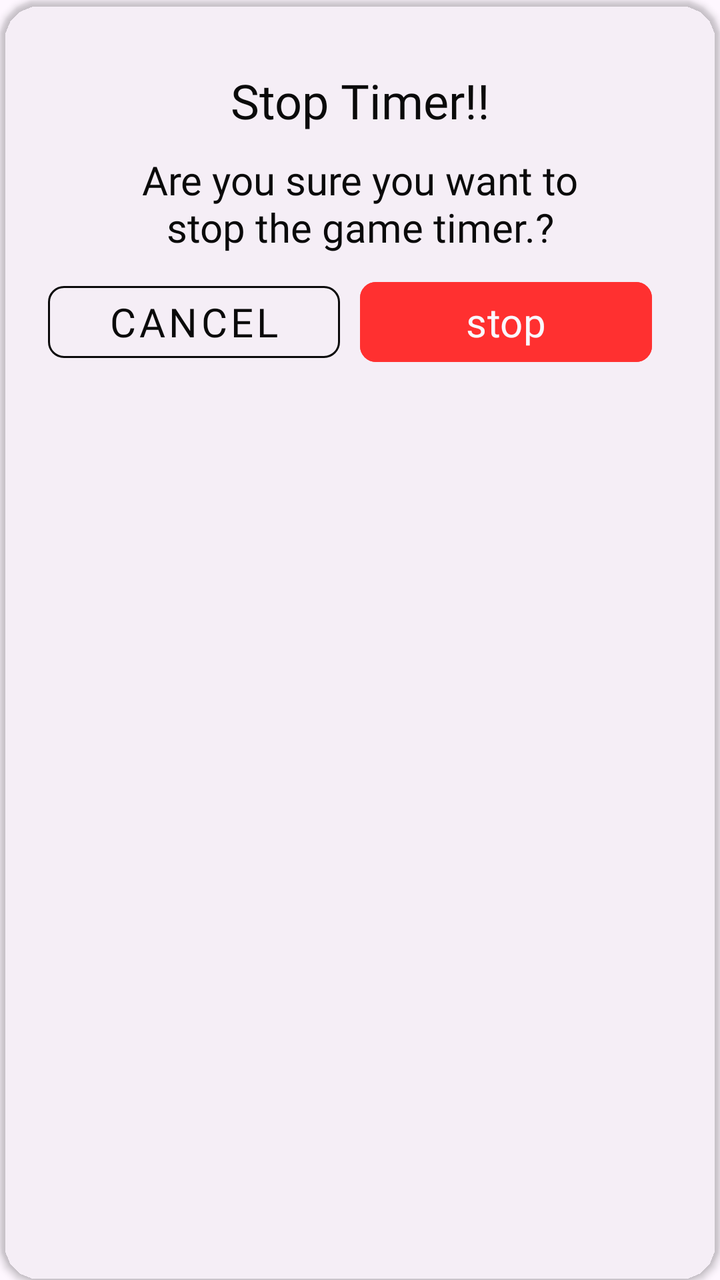
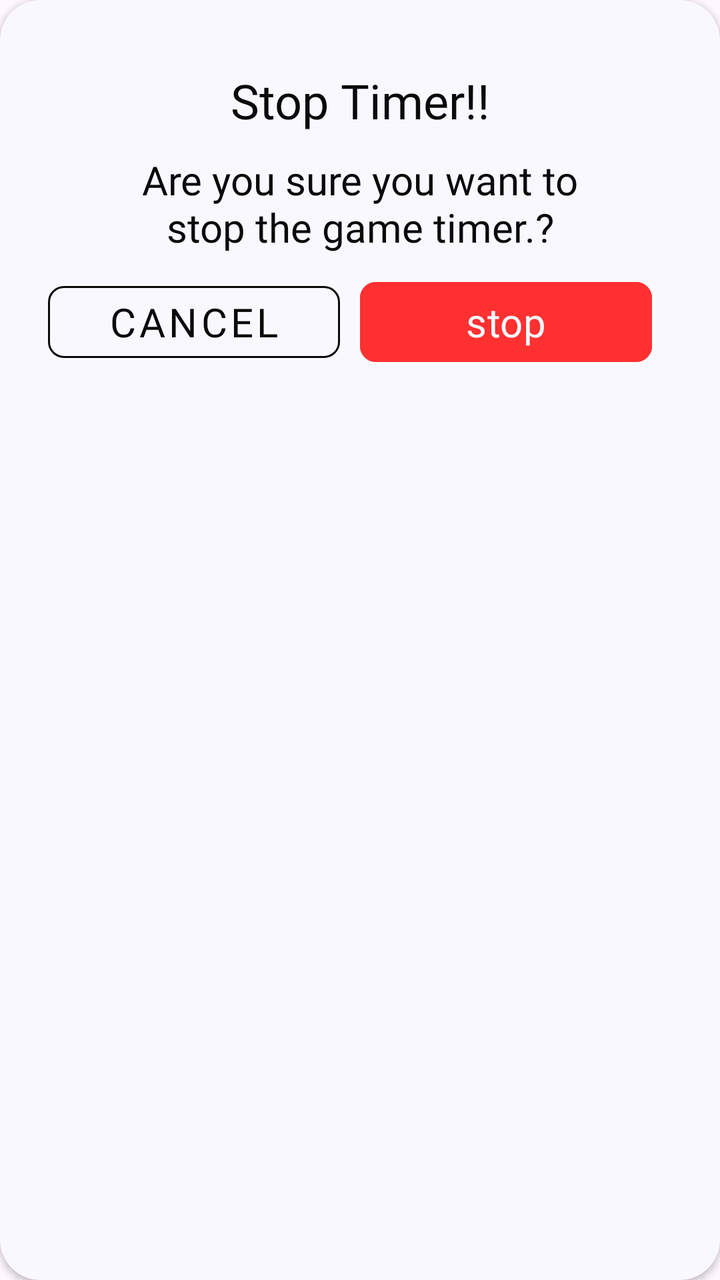

An Android layout rendered at two revisions. The XML below is the earlier revision; the diff shows what the commit changed to produce the second picture.
<!-- AndroidManifest.xml: application theme Theme.ChessTimer -->
<!-- res/layout/alert_dialog_timer_stop.xml -->
<?xml version="1.0" encoding="utf-8"?>
<androidx.cardview.widget.CardView xmlns:android="http://schemas.android.com/apk/res/android"
    xmlns:app="http://schemas.android.com/apk/res-auto"
    android:layout_width="match_parent"
    android:layout_height="wrap_content"
    app:cardBackgroundColor="@color/card_background"
    app:cardCornerRadius="20dp">

    <androidx.constraintlayout.widget.ConstraintLayout
        android:layout_width="match_parent"
        android:layout_height="wrap_content"
        android:padding="24dp">

        <TextView
            android:id="@+id/text_heading"
            android:layout_width="match_parent"
            android:layout_height="wrap_content"
            android:layout_margin="10dp"
            android:fontFamily="@font/press_start_2p"
            android:text="@string/alert_stop_timer"
            android:textAlignment="center"
            android:textColor="@color/text_color_black"
            android:textSize="24sp"
            app:layout_constraintEnd_toEndOf="parent"
            app:layout_constraintStart_toStartOf="parent"
            app:layout_constraintTop_toTopOf="parent" />

        <TextView
            android:id="@+id/text_confirmation"
            android:layout_width="match_parent"
            android:layout_height="wrap_content"
            android:layout_margin="10dp"
            android:fontFamily="@font/silkscreen"
            android:text="@string/alert_stop_confirmation"
            android:textAlignment="center"
            android:textColor="@color/text_color_black"
            android:textSize="20sp"
            app:layout_constraintEnd_toEndOf="parent"
            app:layout_constraintStart_toStartOf="parent"
            app:layout_constraintTop_toBottomOf="@id/text_heading" />

        <Button
            android:id="@+id/alert_button_cancel"
            style="@style/Widget.MaterialComponents.Button.OutlinedButton"
            android:layout_width="0dp"
            android:layout_height="wrap_content"
            android:layout_marginTop="10dp"
            android:layout_marginEnd="5dp"
            android:fontFamily="@font/silkscreen"
            android:text="@string/alert_button_cancel"
            android:textAlignment="center"
            android:textColor="@color/text_color_black"
            android:textSize="20sp"
            app:cornerRadius="8dp"
            app:layout_constraintEnd_toStartOf="@id/alert_button_stop"
            app:layout_constraintStart_toStartOf="parent"
            app:layout_constraintTop_toBottomOf="@id/text_confirmation"
            app:layout_constraintWidth_max="300dp"
            app:strokeColor="@color/stroke_black"
            app:strokeWidth="1dp" />

        <Button
            android:id="@+id/alert_button_stop"
            android:layout_width="0dp"
            android:layout_height="wrap_content"
            android:layout_marginStart="5dp"
            android:layout_marginTop="10dp"
            android:backgroundTint="@color/button_stop"
            android:fontFamily="@font/silkscreen"
            android:text="@string/stop"
            android:textAlignment="center"
            android:textColor="@color/text_color_white"
            android:textSize="20sp"
            app:cornerRadius="8dp"
            app:layout_constraintEnd_toEndOf="@id/text_confirmation"
            app:layout_constraintStart_toEndOf="@id/alert_button_cancel"
            app:layout_constraintTop_toBottomOf="@id/text_confirmation"
            app:layout_constraintWidth_max="300dp" />

    </androidx.constraintlayout.widget.ConstraintLayout>

</androidx.cardview.widget.CardView>
<!-- resources referenced by this layout -->
<resources>
  <color name="button_stop">@color/red</color>
  <color name="stroke_black">@color/black_shade1</color>
  <color name="text_color_black">@color/black_shade1</color>
  <color name="text_color_white">@color/white_shade1</color>
  <string name="alert_button_cancel">Cancel</string>
  <string name="alert_stop_confirmation">Are you sure you want to\nstop the game timer.?</string>
  <string name="alert_stop_timer">Stop Timer!!</string>
  <string name="stop">stop</string>
  <style name="Theme.ChessTimer" parent="Base.Theme.ChessTimer" />
  <color name="red">#FF3030</color>
  <color name="black_shade1">#0A0A0A</color>
  <color name="white_shade1">#FAF8FF</color>
  <style name="Base.Theme.ChessTimer" parent="Theme.Material3.Light.NoActionBar">
          
          
      </style>
</resources>

<!-- the commit's change to res/layout/alert_dialog_timer_stop.xml (unified diff, before → after) -->
@@ -3,7 +3,7 @@
     xmlns:app="http://schemas.android.com/apk/res-auto"
     android:layout_width="match_parent"
     android:layout_height="wrap_content"
-    app:cardBackgroundColor="@color/card_background"
+    app:cardBackgroundColor="@color/white_background"
     app:cardCornerRadius="20dp">
 
     <androidx.constraintlayout.widget.ConstraintLayout
<!-- resource entries referenced after the edit -->
@@ -4,6 +4,7 @@
   <color name="stroke_black">@color/black_shade1</color>
   <color name="text_color_black">@color/black_shade1</color>
   <color name="text_color_white">@color/white_shade1</color>
+  <color name="white_background">@color/white_shade1</color>
   <string name="alert_button_cancel">Cancel</string>
   <string name="alert_stop_confirmation">Are you sure you want to\nstop the game timer.?</string>
   <string name="alert_stop_timer">Stop Timer!!</string>
